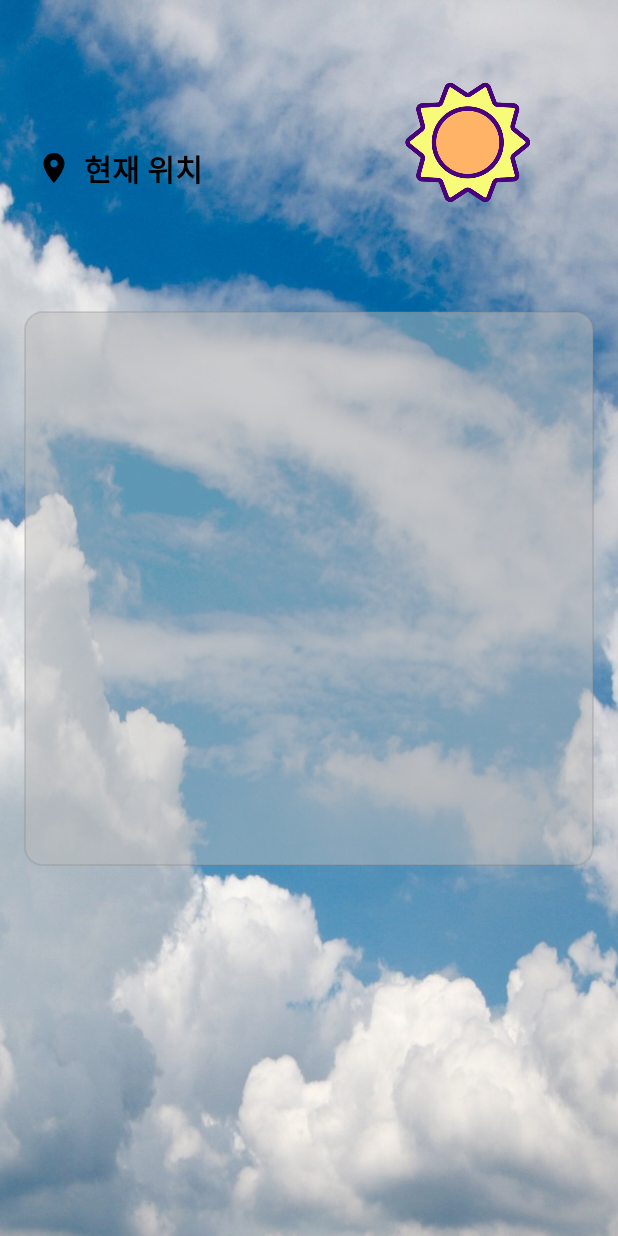
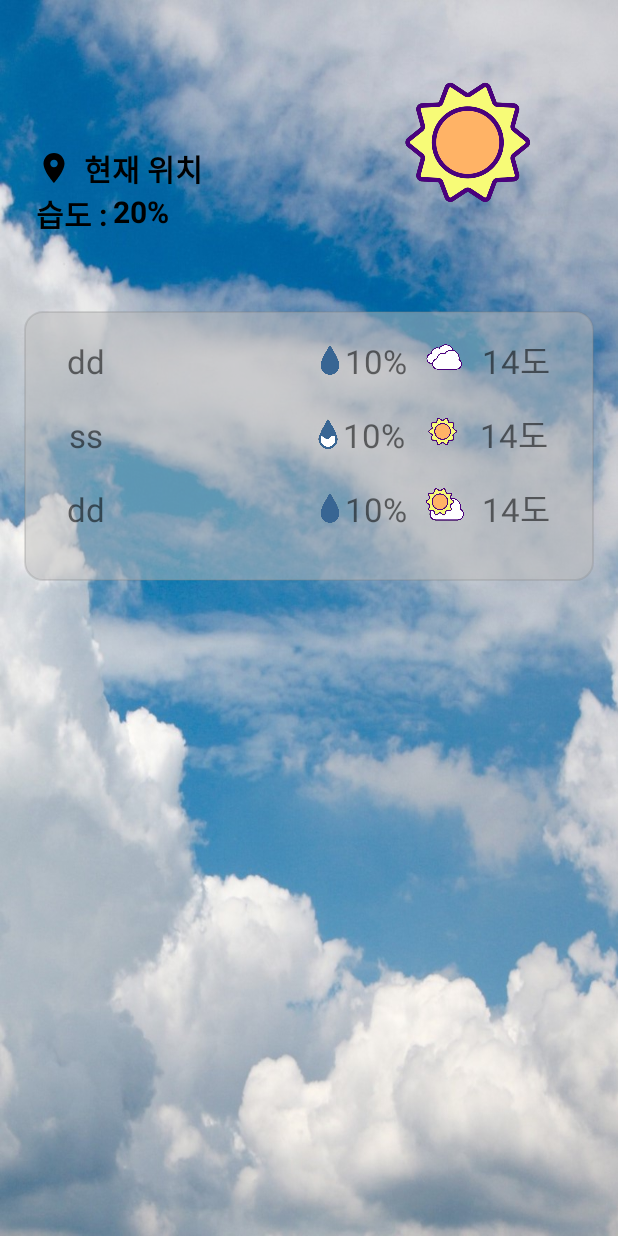
Before and after one commit to jjeansp9/WidgetWeather, an Android app: the screen it shows after launch (MainActivity), on a phone screen of 412 x 824 dp. Run offline under Robolectric (Android 15) with nearby library versions, the phone set to English and light mode, and no system bars.

Commit message:
commit recyclerview item 추가, item.xml 화면 수정

```diff
--- a/app/src/main/java/kr/co/widgetweather/activities/MainActivity.java
+++ b/app/src/main/java/kr/co/widgetweather/activities/MainActivity.java
@@ -71,6 +71,9 @@ public class MainActivity extends AppCompatActivity implements SwipeRefreshLayou
         recycler.setLayoutManager(new LinearLayoutManager(this));
         adapter = new WeeklyWeatherRecyclerAdapter(this, weekItems);
         recycler.setAdapter(adapter);
+        weekItems.add(new WeeklyWeatherItem("dd", R.drawable.water_drop_01, "10%", R.drawable.weather_blur, "14도"));
+        weekItems.add(new WeeklyWeatherItem("ss", R.drawable.water_drop_02, "10%", R.drawable.weather_sunny, "14도"));
+        weekItems.add(new WeeklyWeatherItem("dd", R.drawable.water_drop_01, "10%", R.drawable.weather_cloudy, "14도"));
 
         permissionLocation(); // 위치 권한
         getLocation(); // 위치 가져오기
--- a/app/src/main/java/kr/co/widgetweather/adapters/WeeklyWeatherRecyclerAdapter.java
+++ b/app/src/main/java/kr/co/widgetweather/adapters/WeeklyWeatherRecyclerAdapter.java
@@ -4,6 +4,7 @@ import android.content.Context;
 import android.view.LayoutInflater;
 import android.view.View;
 import android.view.ViewGroup;
+import android.widget.ImageView;
 import android.widget.TextView;
 
 import androidx.annotation.NonNull;
@@ -38,7 +39,10 @@ public class WeeklyWeatherRecyclerAdapter extends RecyclerView.Adapter<VH> {
     @Override
     public void onBindViewHolder(@NonNull VH holder, int position) {
         holder.tv_week.setText(items.get(position).tvWeek); // 요일
-        holder.tv_tmx_week.setText(items.get(position).tvTmpWeek); // 주간 온도
+        holder.img_pop.setImageResource(items.get(position).imgPop); // 강수확률 이미지
+        holder.tv_pop.setText(items.get(position).tvPop); // 강수확률 텍스트
+        holder.img_sky.setImageResource(items.get(position).imgSky); // 하늘상태 이미지
+        holder.tv_tmx_week.setText(items.get(position).tvTmpWeek); // 1시간 온도
 
     }
 
@@ -51,11 +55,18 @@ public class WeeklyWeatherRecyclerAdapter extends RecyclerView.Adapter<VH> {
 class VH extends RecyclerView.ViewHolder{
 
     TextView tv_week;
+    ImageView img_pop;
+    TextView tv_pop;
     TextView tv_tmx_week;
+    ImageView img_sky;
+
 
     public VH(@NonNull View itemView) {
         super(itemView);
         tv_week= itemView.findViewById(R.id.week);
+        img_pop= itemView.findViewById(R.id.img_pop);
+        tv_pop= itemView.findViewById(R.id.tv_pop);
         tv_tmx_week= itemView.findViewById(R.id.tmp_week);
+        img_sky= itemView.findViewById(R.id.img_sky);
     }
 }
--- a/app/src/main/java/kr/co/widgetweather/model/WeeklyWeatherItem.java
+++ b/app/src/main/java/kr/co/widgetweather/model/WeeklyWeatherItem.java
@@ -1,11 +1,17 @@
 package kr.co.widgetweather.model;
 
 public class WeeklyWeatherItem {
-    public String tvWeek;
-    public String tvTmpWeek;
+    public String tvWeek; // 요일
+    public int imgPop; // 강수확률 이미지
+    public String tvPop; // 강수확률 텍스트
+    public int imgSky; // 하늘상태 이미지
+    public String tvTmpWeek; // 1시간 기온
 
-    public WeeklyWeatherItem(String tvWeek, String tvTmpWeek, String tvTmnWeek) {
+    public WeeklyWeatherItem(String tvWeek, int imgPop, String tvPop, int imgSky, String tvTmpWeek) {
         this.tvWeek = tvWeek;
+        this.imgPop = imgPop;
+        this.tvPop = tvPop;
+        this.imgSky = imgSky;
         this.tvTmpWeek = tvTmpWeek;
     }
 
--- a/app/src/main/res/layout/activity_main.xml
+++ b/app/src/main/res/layout/activity_main.xml
@@ -31,8 +31,11 @@
                     <RelativeLayout
                         android:layout_width="wrap_content"
                         android:layout_height="wrap_content"
+                        android:layout_marginStart="24dp"
                         android:layout_marginLeft="30dp"
-                        android:layout_margin="24dp">
+                        android:layout_marginTop="24dp"
+                        android:layout_marginEnd="24dp"
+                        android:layout_marginBottom="24dp">
 
                         <!--      온도      -->
                         <TextView
@@ -43,7 +46,9 @@
                             android:textColor="@color/black"
                             android:textSize="32sp" />
                         <!--        현재위치        -->
+
                         <LinearLayout
+                            android:id="@+id/layout"
                             android:layout_width="wrap_content"
                             android:layout_height="wrap_content"
                             android:layout_below="@id/tmp"
@@ -65,9 +70,28 @@
                                 android:textColor="@color/black"
                                 android:textSize="20sp"
                                 android:textStyle="bold" />
-
                         </LinearLayout>
 
+                        <TextView
+                            android:id="@+id/view"
+                            android:layout_width="wrap_content"
+                            android:layout_height="wrap_content"
+                            android:layout_below="@+id/layout"
+                            android:text="습도 :"
+                            android:textColor="@color/black"
+                            android:textSize="20sp"
+                            android:textStyle="bold"/>
+                        <TextView
+                            android:id="@+id/tv_reh"
+                            android:layout_width="wrap_content"
+                            android:layout_height="wrap_content"
+                            android:layout_below="@id/layout"
+                            android:layout_toRightOf="@id/view"
+                            android:layout_marginLeft="4dp"
+                            android:text="20%"
+                            android:textColor="@color/black"
+                            android:textSize="20sp"
+                            android:textStyle="bold"/>
                     </RelativeLayout>
 
                     <!--        하늘상태 이미지, 하늘상태        -->
@@ -102,13 +126,13 @@
                 <androidx.recyclerview.widget.RecyclerView
                     android:id="@+id/recyler_weather_weekly"
                     android:layout_width="380dp"
-                    android:layout_height="370dp"
+                    android:layout_height="wrap_content"
                     android:layout_marginTop="20dp"
                     android:layout_gravity="center"
                     app:layoutManager="androidx.recyclerview.widget.LinearLayoutManager"
                     android:orientation="vertical"
                     android:background="@drawable/corner"
-                    android:padding="16dp" />
+                    android:padding="16dp"/>
 
             </LinearLayout>
 
--- a/app/src/main/res/layout/item_recycler_weather_weekly.xml
+++ b/app/src/main/res/layout/item_recycler_weather_weekly.xml
@@ -8,45 +8,51 @@
     <LinearLayout
         android:layout_width="wrap_content"
         android:layout_height="wrap_content"
-        android:orientation="horizontal">
+        android:orientation="horizontal"
+        android:layout_centerHorizontal="true">
+
         <TextView
             android:id="@+id/week"
             android:layout_width="wrap_content"
             android:layout_height="wrap_content"
-            android:layout_marginLeft="70dp"
             android:text="요일"
-            android:textSize="22sp"/>
+            android:textSize="22sp" />
+
+        <!--    강수확률    -->
+        <ImageView
+            android:id="@+id/img_pop"
+            android:layout_width="20dp"
+            android:layout_height="20dp"
+            android:layout_gravity="center_vertical"
+            android:layout_marginLeft="140dp"
+            android:src="@drawable/water_drop_01"/>
+        <TextView
+            android:id="@+id/tv_pop"
+            android:layout_width="wrap_content"
+            android:layout_height="wrap_content"
+            android:text="30%"
+            android:textSize="22sp" />
 
         <!--  하늘상태 이미지  -->
-<!--        <ImageView-->
-<!--            android:id="@+id/weather_week"-->
-<!--            android:layout_width="30dp"-->
-<!--            android:layout_height="30dp"-->
-<!--            android:layout_centerVertical="true"-->
-<!--            android:layout_marginLeft="50dp"-->
-<!--            android:layout_marginRight="20dp"-->
-<!--            android:src="@drawable/weather_sunny" />-->
-
-        <!--  기온  -->
+        <ImageView
+            android:id="@+id/img_sky"
+            android:layout_width="30dp"
+            android:layout_height="30dp"
+            android:layout_centerVertical="true"
+            android:layout_marginLeft="10dp"
+            android:layout_marginRight="10dp"
+            android:src="@drawable/weather_sunny" />
 
         <TextView
+            android:id="@+id/tmp_week"
             android:layout_width="wrap_content"
             android:layout_height="wrap_content"
-            android:textSize="22sp"
-            android:layout_marginLeft="50dp"
-            android:layout_marginRight="10dp"
-            android:text="기온 : "/>
-
+            android:layout_alignParentRight="true"
+            android:text="14°"
+            android:textSize="22sp" />
 
     </LinearLayout>
-    <TextView
-        android:id="@+id/tmp_week"
-        android:layout_width="wrap_content"
-        android:layout_height="wrap_content"
-        android:text="14°"
-        android:textSize="22sp"
-        android:layout_marginRight="70dp"
-        android:layout_alignParentRight="true"/>
+
 
 
 </RelativeLayout>
```
Also changed, not shown: app/src/main/res/drawable/water_drop_01.png (added), app/src/main/res/drawable/water_drop_02.png (added), app/src/main/res/drawable/water_drop_03.png (added).
